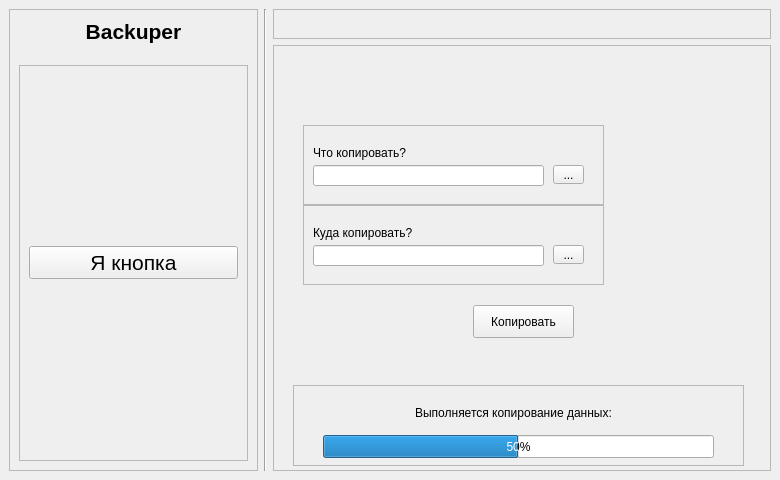
Before: the Qt Designer form Design.ui in Chez00/Backuper, drawn with Qt 5.
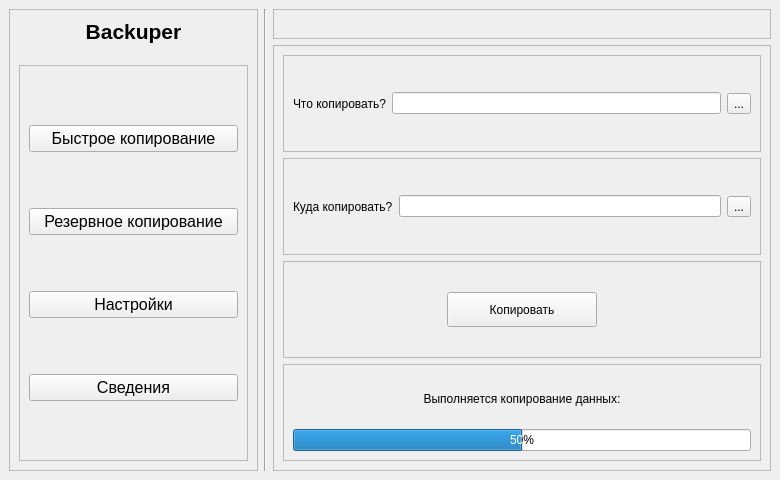
After: the same form once the commit is applied.

```diff
--- a/Design.ui
+++ b/Design.ui
@@ -27,209 +27,6 @@
   </property>
   <widget class="QWidget" name="centralwidget">
    <layout class="QGridLayout" name="gridLayout">
-    <item row="0" column="2" colspan="2">
-     <widget class="QFrame" name="frame">
-      <property name="maximumSize">
-       <size>
-        <width>16777215</width>
-        <height>30</height>
-       </size>
-      </property>
-      <property name="frameShape">
-       <enum>QFrame::StyledPanel</enum>
-      </property>
-      <property name="frameShadow">
-       <enum>QFrame::Raised</enum>
-      </property>
-     </widget>
-    </item>
-    <item row="1" column="2" rowspan="2" colspan="2">
-     <widget class="QFrame" name="frame_3">
-      <property name="frameShape">
-       <enum>QFrame::StyledPanel</enum>
-      </property>
-      <property name="frameShadow">
-       <enum>QFrame::Raised</enum>
-      </property>
-      <widget class="QFrame" name="frame_5">
-       <property name="geometry">
-        <rect>
-         <x>30</x>
-         <y>80</y>
-         <width>301</width>
-         <height>80</height>
-        </rect>
-       </property>
-       <property name="frameShape">
-        <enum>QFrame::StyledPanel</enum>
-       </property>
-       <property name="frameShadow">
-        <enum>QFrame::Raised</enum>
-       </property>
-       <widget class="QToolButton" name="toolButton">
-        <property name="geometry">
-         <rect>
-          <x>250</x>
-          <y>40</y>
-          <width>31</width>
-          <height>19</height>
-         </rect>
-        </property>
-        <property name="text">
-         <string>...</string>
-        </property>
-       </widget>
-       <widget class="QLineEdit" name="lineEdit">
-        <property name="geometry">
-         <rect>
-          <x>10</x>
-          <y>40</y>
-          <width>231</width>
-          <height>21</height>
-         </rect>
-        </property>
-       </widget>
-       <widget class="QLabel" name="label_2">
-        <property name="geometry">
-         <rect>
-          <x>10</x>
-          <y>20</y>
-          <width>231</width>
-          <height>16</height>
-         </rect>
-        </property>
-        <property name="text">
-         <string>Что копировать?</string>
-        </property>
-       </widget>
-      </widget>
-      <widget class="QFrame" name="frame_6">
-       <property name="geometry">
-        <rect>
-         <x>30</x>
-         <y>160</y>
-         <width>301</width>
-         <height>80</height>
-        </rect>
-       </property>
-       <property name="frameShape">
-        <enum>QFrame::StyledPanel</enum>
-       </property>
-       <property name="frameShadow">
-        <enum>QFrame::Raised</enum>
-       </property>
-       <widget class="QToolButton" name="toolButton_2">
-        <property name="geometry">
-         <rect>
-          <x>250</x>
-          <y>40</y>
-          <width>31</width>
-          <height>19</height>
-         </rect>
-        </property>
-        <property name="text">
-         <string>...</string>
-        </property>
-       </widget>
-       <widget class="QLineEdit" name="lineEdit_2">
-        <property name="geometry">
-         <rect>
-          <x>10</x>
-          <y>40</y>
-          <width>231</width>
-          <height>21</height>
-         </rect>
-        </property>
-       </widget>
-       <widget class="QLabel" name="label_3">
-        <property name="geometry">
-         <rect>
-          <x>10</x>
-          <y>20</y>
-          <width>231</width>
-          <height>16</height>
-         </rect>
-        </property>
-        <property name="text">
-         <string>Куда копировать?</string>
-        </property>
-       </widget>
-      </widget>
-      <widget class="QFrame" name="frame_8">
-       <property name="enabled">
-        <bool>true</bool>
-       </property>
-       <property name="geometry">
-        <rect>
-         <x>20</x>
-         <y>340</y>
-         <width>451</width>
-         <height>81</height>
-        </rect>
-       </property>
-       <property name="frameShape">
-        <enum>QFrame::StyledPanel</enum>
-       </property>
-       <property name="frameShadow">
-        <enum>QFrame::Raised</enum>
-       </property>
-       <widget class="QProgressBar" name="progressBar">
-        <property name="geometry">
-         <rect>
-          <x>30</x>
-          <y>50</y>
-          <width>391</width>
-          <height>23</height>
-         </rect>
-        </property>
-        <property name="value">
-         <number>50</number>
-        </property>
-       </widget>
-       <widget class="QLabel" name="label_8">
-        <property name="enabled">
-         <bool>true</bool>
-        </property>
-        <property name="geometry">
-         <rect>
-          <x>70</x>
-          <y>20</y>
-          <width>301</width>
-          <height>16</height>
-         </rect>
-        </property>
-        <property name="layoutDirection">
-         <enum>Qt::LeftToRight</enum>
-        </property>
-        <property name="text">
-         <string>Выполняется копирование данных:</string>
-        </property>
-        <property name="alignment">
-         <set>Qt::AlignCenter</set>
-        </property>
-       </widget>
-      </widget>
-      <widget class="QPushButton" name="pushButton_2">
-       <property name="geometry">
-        <rect>
-         <x>200</x>
-         <y>260</y>
-         <width>101</width>
-         <height>33</height>
-        </rect>
-       </property>
-       <property name="font">
-        <font>
-         <weight>50</weight>
-         <bold>false</bold>
-        </font>
-       </property>
-       <property name="text">
-        <string>Копировать</string>
-       </property>
-      </widget>
-     </widget>
-    </item>
     <item row="0" column="0" rowspan="3">
      <widget class="QFrame" name="frame_2">
       <property name="font">
@@ -281,16 +78,59 @@
           <enum>QFrame::Raised</enum>
          </property>
          <layout class="QVBoxLayout" name="verticalLayout_2">
+          <item>
+           <widget class="QPushButton" name="pushButton_4">
+            <property name="font">
+             <font>
+              <pointsize>12</pointsize>
+              <weight>50</weight>
+              <bold>false</bold>
+             </font>
+            </property>
+            <property name="text">
+             <string>Быстрое копирование</string>
+            </property>
+           </widget>
+          </item>
+          <item>
+           <widget class="QPushButton" name="pushButton_7">
+            <property name="font">
+             <font>
+              <pointsize>12</pointsize>
+              <weight>50</weight>
+              <bold>false</bold>
+             </font>
+            </property>
+            <property name="text">
+             <string>Резервное копирование</string>
+            </property>
+           </widget>
+          </item>
           <item>
            <widget class="QPushButton" name="pushButton_3">
             <property name="font">
              <font>
+              <pointsize>12</pointsize>
               <weight>50</weight>
               <bold>false</bold>
              </font>
             </property>
             <property name="text">
-             <string>Я кнопка</string>
+             <string>Настройки</string>
+            </property>
+           </widget>
+          </item>
+          <item>
+           <widget class="QPushButton" name="pushButton_8">
+            <property name="font">
+             <font>
+              <pointsize>12</pointsize>
+              <weight>50</weight>
+              <bold>false</bold>
+             </font>
+            </property>
+            <property name="text">
+             <string>Сведения</string>
             </property>
            </widget>
           </item>
@@ -300,6 +140,22 @@
       </layout>
      </widget>
     </item>
+    <item row="0" column="2" colspan="2">
+     <widget class="QFrame" name="frame">
+      <property name="maximumSize">
+       <size>
+        <width>16777215</width>
+        <height>30</height>
+       </size>
+      </property>
+      <property name="frameShape">
+       <enum>QFrame::StyledPanel</enum>
+      </property>
+      <property name="frameShadow">
+       <enum>QFrame::Raised</enum>
+      </property>
+     </widget>
+    </item>
     <item row="0" column="1" rowspan="3">
      <widget class="Line" name="line">
       <property name="orientation">
@@ -307,6 +163,157 @@
       </property>
      </widget>
     </item>
+    <item row="1" column="2" rowspan="2" colspan="2">
+     <widget class="QFrame" name="frame_3">
+      <property name="enabled">
+       <bool>true</bool>
+      </property>
+      <property name="frameShape">
+       <enum>QFrame::StyledPanel</enum>
+      </property>
+      <property name="frameShadow">
+       <enum>QFrame::Raised</enum>
+      </property>
+      <layout class="QVBoxLayout" name="verticalLayout_3">
+       <item>
+        <widget class="QFrame" name="frame_5">
+         <property name="frameShape">
+          <enum>QFrame::StyledPanel</enum>
+         </property>
+         <property name="frameShadow">
+          <enum>QFrame::Raised</enum>
+         </property>
+         <layout class="QHBoxLayout" name="horizontalLayout_2">
+          <item>
+           <widget class="QLabel" name="label_2">
+            <property name="text">
+             <string>Что копировать?</string>
+            </property>
+           </widget>
+          </item>
+          <item>
+           <widget class="QLineEdit" name="lineEdit"/>
+          </item>
+          <item>
+           <widget class="QToolButton" name="toolButton">
+            <property name="text">
+             <string>...</string>
+            </property>
+           </widget>
+          </item>
+         </layout>
+        </widget>
+       </item>
+       <item>
+        <widget class="QFrame" name="frame_6">
+         <property name="frameShape">
+          <enum>QFrame::StyledPanel</enum>
+         </property>
+         <property name="frameShadow">
+          <enum>QFrame::Raised</enum>
+         </property>
+         <layout class="QHBoxLayout" name="horizontalLayout">
+          <item>
+           <widget class="QLabel" name="label_3">
+            <property name="text">
+             <string>Куда копировать?</string>
+            </property>
+           </widget>
+          </item>
+          <item>
+           <widget class="QLineEdit" name="lineEdit_2"/>
+          </item>
+          <item>
+           <widget class="QToolButton" name="toolButton_2">
+            <property name="text">
+             <string>...</string>
+            </property>
+           </widget>
+          </item>
+         </layout>
+        </widget>
+       </item>
+       <item>
+        <widget class="QFrame" name="frame_7">
+         <property name="frameShape">
+          <enum>QFrame::StyledPanel</enum>
+         </property>
+         <property name="frameShadow">
+          <enum>QFrame::Raised</enum>
+         </property>
+         <layout class="QGridLayout" name="gridLayout_2">
+          <item row="0" column="0">
+           <widget class="QPushButton" name="pushButton_2">
+            <property name="minimumSize">
+             <size>
+              <width>0</width>
+              <height>35</height>
+             </size>
+            </property>
+            <property name="maximumSize">
+             <size>
+              <width>150</width>
+              <height>16777215</height>
+             </size>
+            </property>
+            <property name="font">
+             <font>
+              <weight>50</weight>
+              <bold>false</bold>
+             </font>
+            </property>
+            <property name="layoutDirection">
+             <enum>Qt::LeftToRight</enum>
+            </property>
+            <property name="text">
+             <string>Копировать</string>
+            </property>
+           </widget>
+          </item>
+         </layout>
+        </widget>
+       </item>
+       <item>
+        <widget class="QFrame" name="frame_8">
+         <property name="enabled">
+          <bool>true</bool>
+         </property>
+         <property name="frameShape">
+          <enum>QFrame::StyledPanel</enum>
+         </property>
+         <property name="frameShadow">
+          <enum>QFrame::Raised</enum>
+         </property>
+         <layout class="QVBoxLayout" name="verticalLayout_4">
+          <item>
+           <widget class="QLabel" name="label_8">
+            <property name="enabled">
+             <bool>true</bool>
+            </property>
+            <property name="layoutDirection">
+             <enum>Qt::LeftToRight</enum>
+            </property>
+            <property name="text">
+             <string>Выполняется копирование данных:</string>
+            </property>
+            <property name="alignment">
+             <set>Qt::AlignCenter</set>
+            </property>
+           </widget>
+          </item>
+          <item>
+           <widget class="QProgressBar" name="progressBar">
+            <property name="value">
+             <number>50</number>
+            </property>
+           </widget>
+          </item>
+         </layout>
+        </widget>
+       </item>
+      </layout>
+     </widget>
+    </item>
    </layout>
   </widget>
   <action name="action">
```
